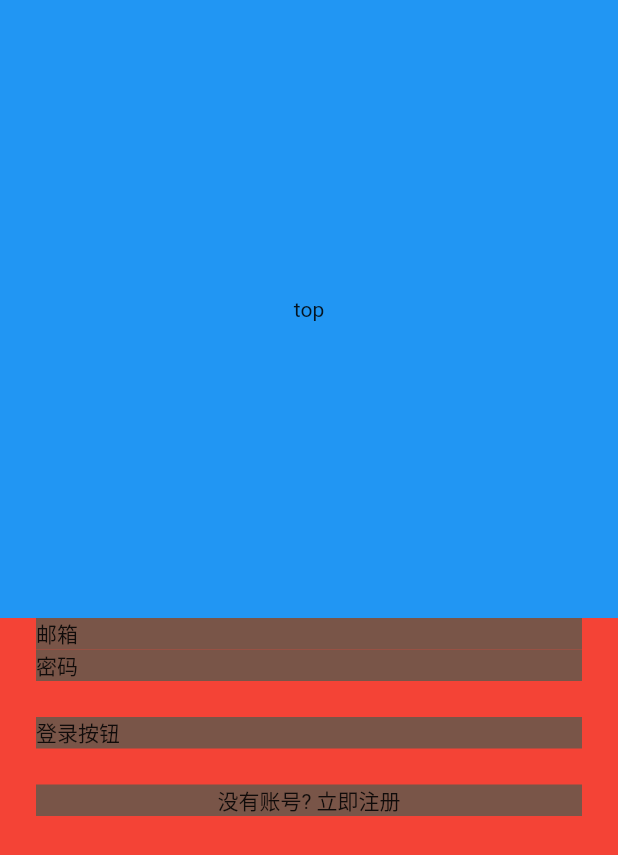
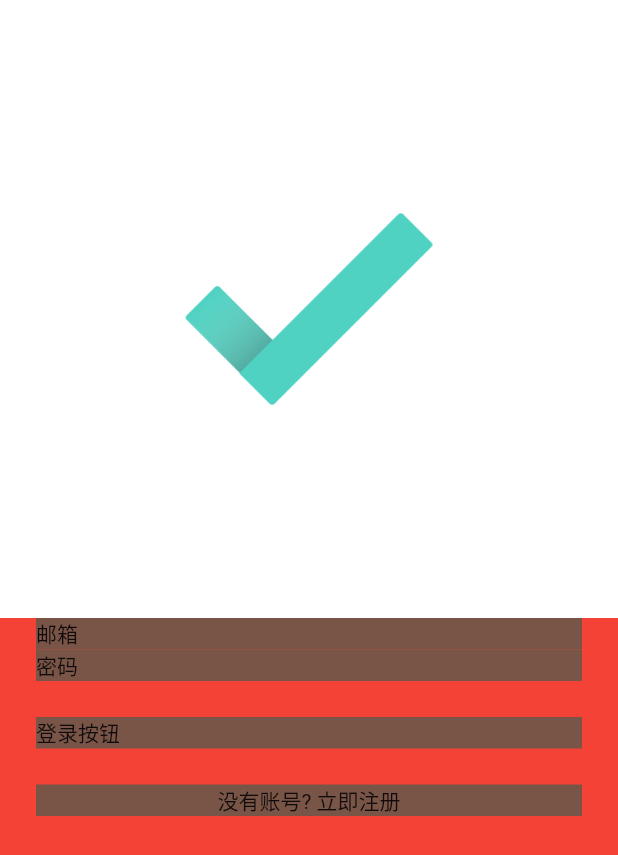
Before and after one commit to flutter-org/todo, a Flutter app: the screen it shows after launch, on a phone screen of 412 x 824 dp. Shown: the top 855 px of the screen. Run offline on Flutter 3.47's test engine with Material 2 defaults, Android fonts, the phone set to English and light mode, and no system bars.

Commit message:
填充图片组件

```diff
--- a/lib/pages/login.dart
+++ b/lib/pages/login.dart
@@ -16,9 +16,13 @@ class _LoginPageState extends State<LoginPage> {
           children: <Widget>[
             Expanded(
               child: Container(
-                color: Colors.blue,
-                child: const Center(
-                  child: Text('top'),
+                color: Colors.white,
+                child: Center(
+                  child: FractionallySizedBox(
+                    widthFactor: 0.4,
+                    heightFactor: 0.4,
+                    child: Image.asset('assets/images/mark.png'),
+                  ),
                 ),
               ),
             ),
@@ -57,10 +61,7 @@ class _LoginPageState extends State<LoginPage> {
                         color: Colors.brown,
                         child: Row(
                           mainAxisAlignment: MainAxisAlignment.center,
-                          children: const [
-                            Text('没有账号? '),
-                            Text('立即注册')
-                          ],
+                          children: const [Text('没有账号? '), Text('立即注册')],
                         ),
                       ),
                     ),
--- a/pubspec.yaml
+++ b/pubspec.yaml
@@ -58,9 +58,8 @@ flutter:
   uses-material-design: true
 
   # To add assets to your application, add an assets section, like this:
-  # assets:
-  #   - images/a_dot_burr.jpeg
-  #   - images/a_dot_ham.jpeg
+  assets:
+    - assets/images/
 
   # An image asset can refer to one or more resolution-specific "variants", see
   # https://flutter.dev/assets-and-images/#resolution-aware
```
Also changed, not shown: assets/images/about.png (added), assets/images/add.png (added), assets/images/avatar_female.png (added), assets/images/avatar_male.png (added), assets/images/bounds.png (added), assets/images/calendar.png (added), assets/images/default_avatar.png (added), assets/images/group.png (added), assets/images/lists.png (added), assets/images/mark.png (added), assets/images/more.png (added), assets/images/rect.png (added), assets/images/rect_selected.png (added), assets/images/report.png (added), 3 more files, 1 other file.
